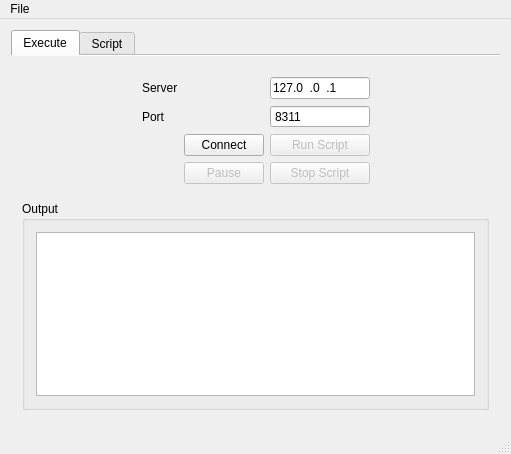
Old version of the form client/RoboTutorClient/RoboTutorClient.ui in the repository jettan/robotutor.
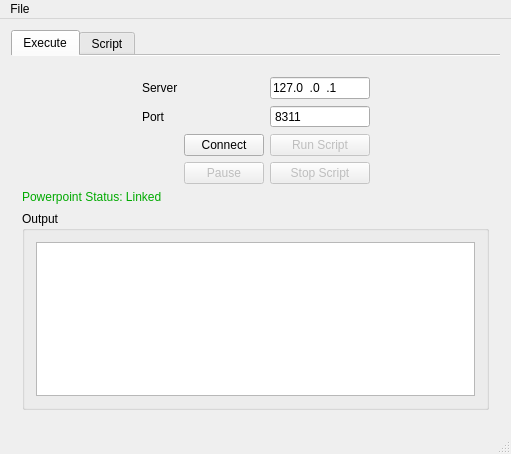
New version of the form. Custom widgets are drawn as their Qt base class.

Commit message: Client PowerPoint check (WIP)

What changed in the file:
```diff
--- a/client/RoboTutorClient/RoboTutorClient.ui
+++ b/client/RoboTutorClient/RoboTutorClient.ui
@@ -179,6 +179,53 @@
           </item>
          </layout>
         </item>
+        <item>
+         <widget class="QLabel" name="powerpointIndicator">
+          <property name="palette">
+           <palette>
+            <active>
+             <colorrole role="WindowText">
+              <brush brushstyle="SolidPattern">
+               <color alpha="255">
+                <red>0</red>
+                <green>170</green>
+                <blue>0</blue>
+               </color>
+              </brush>
+             </colorrole>
+            </active>
+            <inactive>
+             <colorrole role="WindowText">
+              <brush brushstyle="SolidPattern">
+               <color alpha="255">
+                <red>0</red>
+                <green>170</green>
+                <blue>0</blue>
+               </color>
+              </brush>
+             </colorrole>
+            </inactive>
+            <disabled>
+             <colorrole role="WindowText">
+              <brush brushstyle="SolidPattern">
+               <color alpha="255">
+                <red>120</red>
+                <green>120</green>
+                <blue>120</blue>
+               </color>
+              </brush>
+             </colorrole>
+            </disabled>
+           </palette>
+          </property>
+          <property name="lineWidth">
+           <number>7</number>
+          </property>
+          <property name="text">
+           <string>Powerpoint Status: Linked</string>
+          </property>
+         </widget>
+        </item>
         <item>
          <spacer name="verticalSpacer">
           <property name="orientation">
```
The commit also changes 10 other files.
